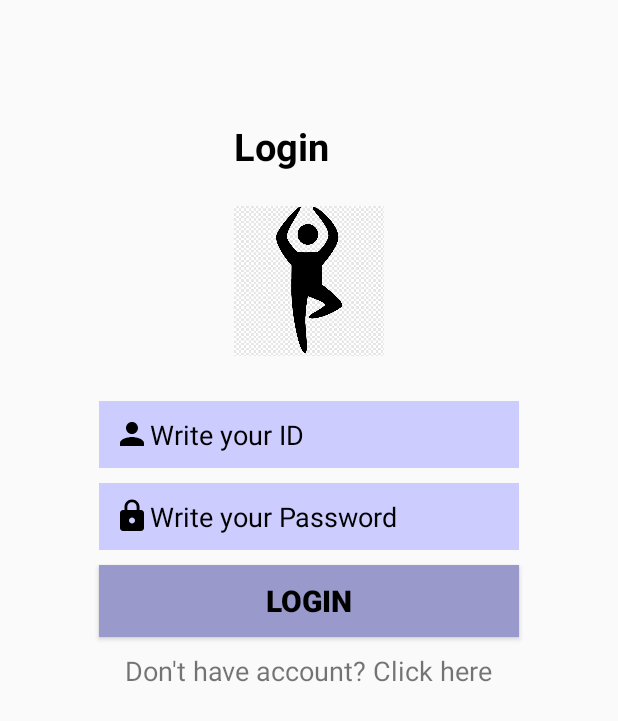
After one commit to hyong0616/pilatime, an Android app: the layout activity_login.xml on its own in the app's theme, with its tools: preview values and no code run, on a phone screen of 412 x 824 dp. The commit adds this screen. Shown: the top 721 px of the screen. Run offline under Robolectric (Android 15) with nearby library versions, the phone set to English and light mode, and no system bars.

Commit message:
merge login process

```diff
--- /dev/null
+++ b/app/src/main/res/layout/activity_login.xml
@@ -0,0 +1,88 @@
+<?xml version="1.0" encoding="utf-8"?>
+<RelativeLayout xmlns:android="http://schemas.android.com/apk/res/android"
+    xmlns:app="http://schemas.android.com/apk/res-auto"
+    xmlns:tools="http://schemas.android.com/tools"
+    android:id="@+id/activity_main"
+    android:layout_width="match_parent"
+    android:layout_height="match_parent"
+    android:theme="@style/AppTheme.NoActionBar"
+    tools:context=".LoginActivity">
+
+    <LinearLayout
+        android:layout_width="match_parent"
+        android:layout_height="match_parent"
+        android:orientation="vertical">
+
+        <TextView
+            android:layout_width="100dp"
+            android:layout_height="57dp"
+            android:layout_gravity="center"
+            android:layout_marginTop="80dp"
+            android:text="Login"
+            android:textColor="#000000"
+            android:textSize="25dp"
+            android:textStyle="bold" />
+
+        <ImageView
+            android:layout_width="105dp"
+            android:layout_height="100dp"
+            android:layout_gravity="center"
+            android:background="#00FFFFFF"
+            android:src="@drawable/logo" />
+
+        <EditText
+            android:id="@+id/idText"
+            android:layout_width="280dp"
+            android:layout_height="wrap_content"
+            android:layout_gravity="center"
+            android:layout_marginTop="30dp"
+            android:background="@color/colorPrimary"
+            android:drawableStart="@drawable/ic_person_black_24dp"
+            android:drawableLeft="@drawable/ic_person_black_24dp"
+            android:hint="Write your ID"
+            android:padding="10dp"
+            android:textColor="#000000"
+            android:textColorHint="#000000" />
+
+        <EditText
+            android:id="@+id/passwordText"
+            android:layout_width="280dp"
+            android:layout_height="wrap_content"
+            android:layout_gravity="center"
+            android:layout_marginTop="10dp"
+            android:background="@color/colorPrimary"
+            android:drawableStart="@drawable/ic_https_black_24dp"
+            android:drawableLeft="@drawable/ic_https_black_24dp"
+            android:hint="Write your Password"
+            android:inputType="textPassword"
+            android:padding="10dp"
+            android:textColor="#000000"
+            android:textColorHint="#000000" />
+
+        <Button
+            android:layout_width="280dp"
+            android:layout_height="wrap_content"
+            android:layout_gravity="center"
+            android:layout_marginTop="10dp"
+            android:background="@color/colorPrimaryDark"
+            android:text="Login"
+            android:textColor="#000000"
+            android:textSize="20dp"
+            android:textStyle="bold"
+            android:onClick="loginClick"
+            android:id="@+id/loginButton"/>
+
+        <TextView
+            android:id="@+id/registerButton"
+            android:layout_width="wrap_content"
+            android:layout_height="wrap_content"
+            android:layout_gravity="center"
+            android:layout_marginTop="10dp"
+            android:text="Don't have account? Click here"
+            android:textSize="18dp" />
+
+
+    </LinearLayout>
+
+
+</RelativeLayout>
--- a/app/src/main/res/values/colors.xml
+++ b/app/src/main/res/values/colors.xml
@@ -1,6 +1,6 @@
 <?xml version="1.0" encoding="utf-8"?>
 <resources>
-    <color name="colorPrimary">#008577</color>
-    <color name="colorPrimaryDark">#00574B</color>
-    <color name="colorAccent">#D81B60</color>
+    <color name="colorPrimary">#CCCCFF</color>
+    <color name="colorPrimaryDark">#9999CC</color>
+    <color name="colorAccent">#546E7A</color>
 </resources>
--- a/app/src/main/res/values/styles.xml
+++ b/app/src/main/res/values/styles.xml
@@ -8,4 +8,9 @@
         <item name="colorAccent">@color/colorAccent</item>
     </style>
 
+    <style name="AppTheme.NoActionBar">
+        <item name="windowActionBar">false</item>
+        <item name="windowNoTitle">true</item>
+    </style>
+
 </resources>
```
Also changed, not shown: app/src/main/AndroidManifest.xml (+15 -2 lines), app/src/main/java/com/soongsil/pilatime/LoginActivity.java (added, +40 -0 lines), app/src/main/java/com/soongsil/pilatime/RegisterCenterActivity.java (added, +23 -0 lines), app/src/main/java/com/soongsil/pilatime/RegisterMemberActivity.java (added, +14 -0 lines), app/src/main/java/com/soongsil/pilatime/SignupActivity.java (added, +39 -0 lines), app/src/main/res/layout/activity_register_center.xml (added, +136 -0 lines), app/src/main/res/layout/activity_register_member.xml (added, +136 -0 lines), app/src/main/res/layout/activity_signup.xml (added, +62 -0 lines), app/src/main/res/values/strings.xml (+11 -0 lines), app/src/main/res/drawable-v24/logo.png (added).
